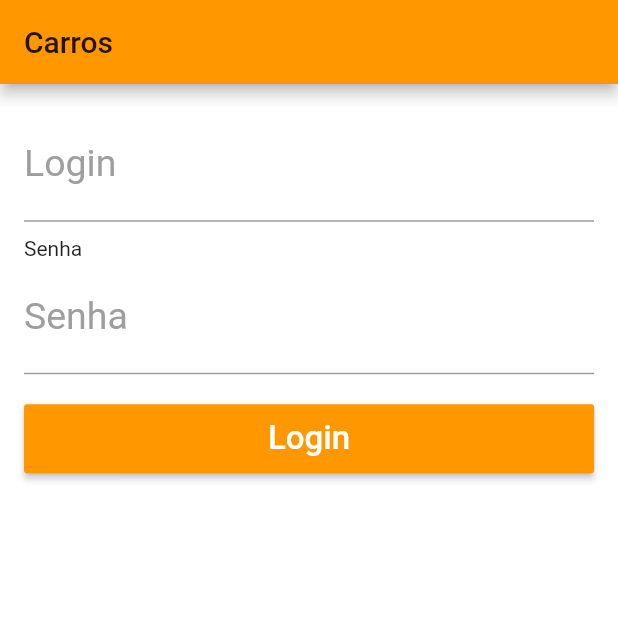
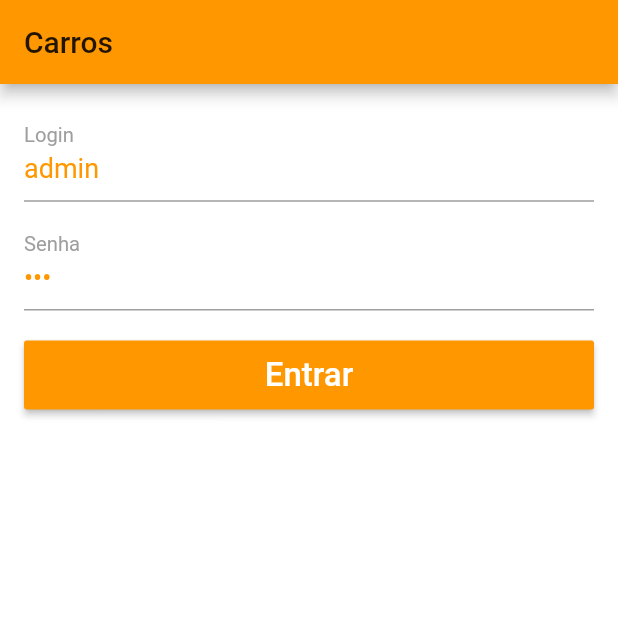
Before and after one commit to andersongsalles/carros_flutter, a Flutter app: the screen it shows after launch, on a phone screen of 412 x 824 dp, the top half of it. Run offline on Flutter 3.47's test engine with Material 2 defaults, Android fonts, the phone set to English and light mode, and no system bars.

Commit message:
login web service

```diff
--- a/lib/pages/login_page.dart
+++ b/lib/pages/login_page.dart
@@ -1,80 +1,114 @@
+import 'package:carros_flutter/utils/nav.dart';
+import 'package:carros_flutter/widgets/app_button.dart';
+import 'package:carros_flutter/widgets/app_text.dart';
 import 'package:flutter/material.dart';
 import 'package:flutter/widgets.dart';
 
-class LoginPage extends StatelessWidget{
+import 'home_page.dart';
+import 'login_api.dart';
+
+class LoginPage extends StatefulWidget {
+  @override
+  _LoginPageState createState() => _LoginPageState();
+}
+
+class _LoginPageState extends State<LoginPage> {
+  final _formKey = GlobalKey<FormState>();
+
+  final _tLogin = TextEditingController(text: "admin");
+  final _tSenha = TextEditingController(text: "123");
+
+  final _focusSenha = FocusNode();
+
+  @override
+  void initState() {
+    super.initState();
+  }
 
   @override
   Widget build(BuildContext context) {
     return Scaffold(
       appBar: AppBar(
         title: Text("Carros"),
-
       ),
       body: _body(),
-
     );
   }
 
-  _body(){
-    return Container(
-      padding: EdgeInsets.all(16),
-      child: ListView(
-        children: <Widget>[
-          TextFormField(
-            style: TextStyle(
-              fontSize: 25,
-              color: Colors.orange
+  _body() {
+    return Form(
+      key: _formKey,
+      child: Container(
+        padding: EdgeInsets.all(16),
+        child: ListView(
+          children: <Widget>[
+            AppText("Login", "Digite o login",
+                controller: _tLogin,
+                validator: _validateLogin,
+                keyboardType: TextInputType.emailAddress,
+                textInputAction: TextInputAction.next,
+                nextFocus: _focusSenha),
+            SizedBox(
+              height: 10,
             ),
-            decoration: InputDecoration(
-              labelText: "Login",
-              labelStyle: TextStyle(
-                fontSize: 25,
-                color: Colors.grey
-              ),
-              hintText: "Digite o login",
-              hintStyle: TextStyle(
-                fontSize: 16
-              )
+            AppText(
+              "Senha",
+              "Digite a Senha",
+              controller: _tSenha,
+              password: true,
+              validator: _validateSenha,
             ),
-          ),
-
-          SizedBox(height: 10,),
-          Text("Senha"),
-          TextFormField(
-            obscureText: true,
-            style: TextStyle(
-              fontSize: 25,
-              color: Colors.orange
+            SizedBox(
+              height: 20,
             ),
-            decoration: InputDecoration(
-              labelText: "Senha",
-              labelStyle: TextStyle(
-                fontSize: 25,
-                color: Colors.grey
-              ),
-              hintText: "Digite a senha",
-              hintStyle: TextStyle(
-                fontSize: 16
-              )
-            ),
-          ),
-          SizedBox(height: 20,),
-          Container(
-            height: 46,
-            child: RaisedButton(
-              color: Colors.orange,
-              child: Text(
-                "Login",
-                style: TextStyle(
-                  color: Colors.white,
-                  fontSize: 22,
-                ),
-              ),
-              onPressed: (){},
-            ),
-          )
-        ],
+            AppButton(
+              "Entrar",
+              onPressed: _onClickLogin,
+            )
+          ],
+        ),
       ),
     );
   }
+
+  void _onClickLogin() async {
+    if (!_formKey.currentState.validate()) {
+      return;
+    }
+
+    String login = _tLogin.text;
+    String senha = _tSenha.text;
+
+    print("Login: $login, Senha: $senha");
+
+    bool ok = await LoginApi.login(login, senha);
+
+    if(ok) {
+      push(context, HomePage());
+    } else {
+      print("Login incorreto");
+    }
+  }
+
+  String _validateLogin(String text) {
+    if (text.isEmpty) {
+      return "Digite o login";
+    }
+    return null;
+  }
+
+  String _validateSenha(String text) {
+    if (text.isEmpty) {
+      return "Digite a senha";
+    }
+    if (text.length < 3) {
+      return "A senha precisa ter pelo menos 3 números";
+    }
+    return null;
+  }
+
+  @override
+  void dispose() {
+    super.dispose();
+  }
 }
--- /dev/null
+++ b/lib/widgets/app_button.dart
@@ -0,0 +1,33 @@
+
+import 'package:flutter/material.dart';
+
+class AppButton extends StatelessWidget {
+
+  String text;
+  Function onPressed;
+
+  AppButton(
+    this.text,
+    {this.onPressed}
+  );
+
+
+
+  @override
+  Widget build(BuildContext context) {
+    return Container(
+      height: 46,
+      child: RaisedButton(
+        color: Colors.orange,
+        child: Text(
+          text,
+          style: TextStyle(
+            color: Colors.white,
+            fontSize: 22,
+          ),
+        ),
+        onPressed: onPressed,
+      ),
+    );
+  }
+}
--- /dev/null
+++ b/lib/widgets/app_text.dart
@@ -0,0 +1,53 @@
+import 'package:flutter/material.dart';
+
+class AppText extends StatelessWidget {
+  String label;
+  String hint;
+  bool password;
+  TextEditingController controller;
+  FormFieldValidator<String> validator;
+  TextInputType keyboardType;
+  TextInputAction textInputAction;
+  FocusNode focusNode;
+  FocusNode nextFocus;
+
+  AppText(
+    this.label,
+    this.hint, {
+    this.password = false,
+    this.controller,
+    this.validator,
+    this.keyboardType,
+    this.textInputAction,
+    this.focusNode,
+    this.nextFocus,
+  });
+
+  @override
+  Widget build(BuildContext context) {
+    return TextFormField(
+      controller: controller,
+      obscureText: password,
+      validator: validator,
+      keyboardType: keyboardType,
+      textInputAction: textInputAction,
+      focusNode: focusNode,
+      onFieldSubmitted: (String text) {
+        if (nextFocus != null) {
+          FocusScope.of(context).requestFocus(nextFocus);
+        }
+      },
+      style: TextStyle(fontSize: 18, color: Colors.orange),
+      decoration: InputDecoration(
+          labelText: label,
+          labelStyle: TextStyle(
+            fontSize: 18,
+            color: Colors.grey,
+          ),
+          hintText: hint,
+          hintStyle: TextStyle(
+            fontSize: 16,
+          )),
+    );
+  }
+}
--- a/pubspec.yaml
+++ b/pubspec.yaml
@@ -19,6 +19,8 @@ environment:
 dependencies:
   flutter:
     sdk: flutter
+
+  http: ^0.12.0+2
 
   # The following adds the Cupertino Icons font to your application.
   # Use with the CupertinoIcons class for iOS style icons.
```
Also changed, not shown: lib/pages/home_page.dart (added, +24 -0 lines), lib/pages/login_api.dart (added, +26 -0 lines), lib/utils/nav.dart (added, +8 -0 lines), pubspec.lock.
